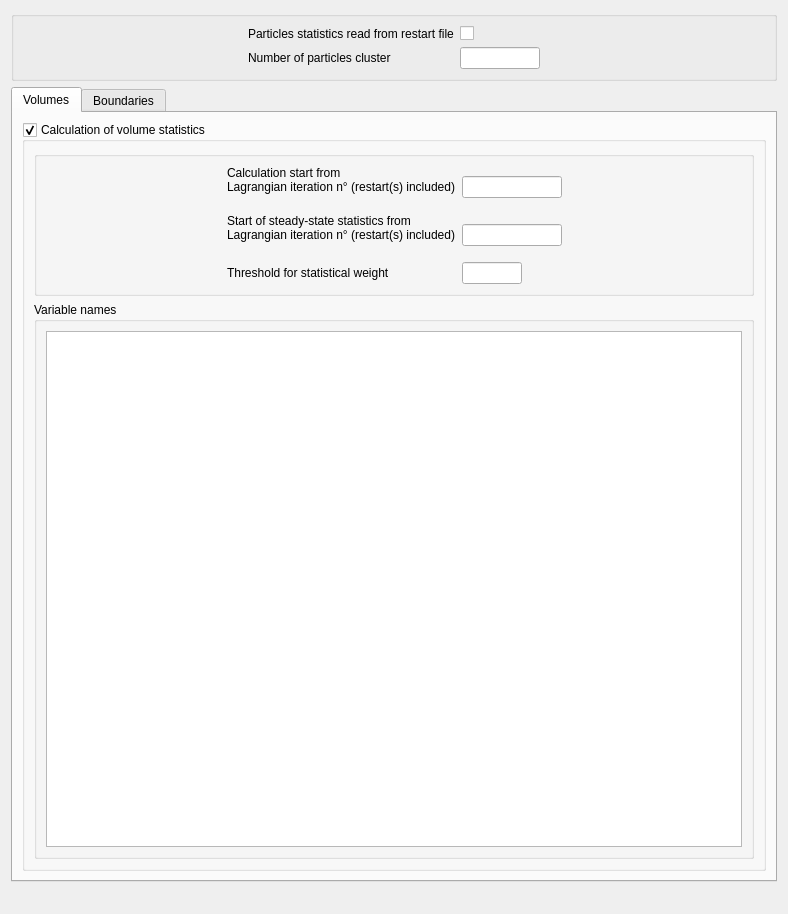
Above: gui/Pages/LagrangianStatisticsForm.ui from code-saturne/code_saturne before the change. Below: the same form after it.
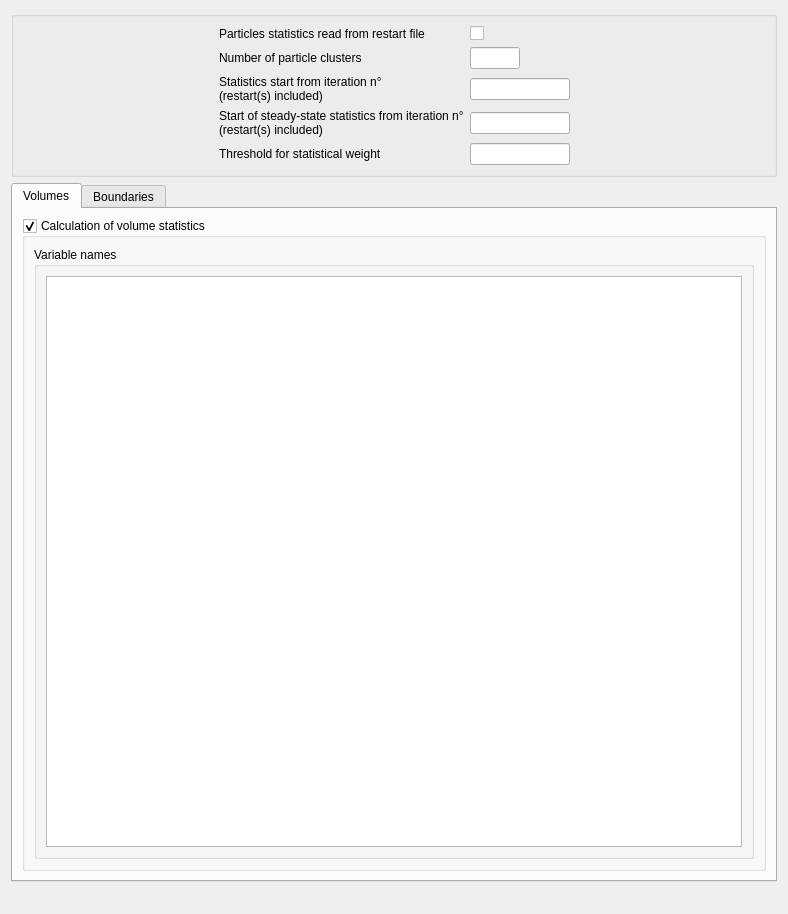
That is the form after the change.

Commit message: First stage of Lagrangian module conversion to C. Boundary  statistics and source terms need to be rewritten, and further cleanup is required, but the code is now at a stage where other work may be merged.

```diff
--- a/gui/Pages/LagrangianStatisticsForm.ui
+++ b/gui/Pages/LagrangianStatisticsForm.ui
@@ -61,7 +61,7 @@
            <string>Code_Saturne key word: NBCLST</string>
           </property>
           <property name="text">
-           <string>Number of particles cluster </string>
+           <string>Number of particle clusters </string>
           </property>
          </widget>
         </item>
@@ -69,7 +69,7 @@
          <widget class="QLineEdit" name="lineEditNBCLST">
           <property name="maximumSize">
            <size>
-            <width>80</width>
+            <width>50</width>
             <height>16777215</height>
            </size>
           </property>
@@ -78,6 +78,77 @@
           </property>
          </widget>
         </item>
+        <item row="2" column="0">
+         <widget class="QLabel" name="labelIDSTNT">
+          <property name="toolTip">
+           <string>Code_Saturne key word: IDSTNT</string>
+          </property>
+          <property name="text">
+           <string>Statistics start from iteration n°
+(restart(s) included)</string>
+          </property>
+         </widget>
+        </item>
+        <item row="2" column="1">
+         <widget class="QLineEdit" name="lineEditIDSTNT">
+          <property name="maximumSize">
+           <size>
+            <width>100</width>
+            <height>16777215</height>
+           </size>
+          </property>
+          <property name="toolTip">
+           <string>Code_Saturne key word: IDSTNT</string>
+          </property>
+         </widget>
+        </item>
+        <item row="3" column="0">
+         <widget class="QLabel" name="labelNSTIST">
+          <property name="toolTip">
+           <string>Code_Saturne key word: NSTIST</string>
+          </property>
+          <property name="text">
+           <string>Start of steady-state statistics from iteration n°
+(restart(s) included)</string>
+          </property>
+         </widget>
+        </item>
+        <item row="3" column="1">
+         <widget class="QLineEdit" name="lineEditNSTIST">
+          <property name="maximumSize">
+           <size>
+            <width>100</width>
+            <height>16777215</height>
+           </size>
+          </property>
+          <property name="toolTip">
+           <string>Code_Saturne key word: NSTIST</string>
+          </property>
+         </widget>
+        </item>
+        <item row="4" column="0">
+         <widget class="QLabel" name="labelSEUIL">
+          <property name="toolTip">
+           <string>Code_Saturne key word: SEUIL</string>
+          </property>
+          <property name="text">
+           <string>Threshold for statistical weight</string>
+          </property>
+         </widget>
+        </item>
+        <item row="4" column="1">
+         <widget class="QLineEdit" name="lineEditSEUIL">
+          <property name="maximumSize">
+           <size>
+            <width>100</width>
+            <height>16777215</height>
+           </size>
+          </property>
+          <property name="toolTip">
+           <string>Code_Saturne key word: THRESHOLD</string>
+          </property>
+         </widget>
+        </item>
        </layout>
       </item>
       <item>
@@ -133,7 +204,7 @@
           <bool>true</bool>
          </property>
          <layout class="QGridLayout" name="gridLayout_5">
-          <item row="1" column="0">
+          <item row="0" column="0">
            <widget class="QGroupBox" name="groupBoxVolumeNames">
             <property name="title">
              <string>Variable names</string>
@@ -145,118 +216,6 @@
             </layout>
            </widget>
           </item>
-          <item row="0" column="0">
-           <widget class="QGroupBox" name="groupBoxMainVolume">
-            <property name="title">
-             <string/>
-            </property>
-            <layout class="QHBoxLayout" name="horizontalLayout_3">
-             <item>
-              <spacer>
-               <property name="orientation">
-                <enum>Qt::Horizontal</enum>
-               </property>
-               <property name="sizeHint" stdset="0">
-                <size>
-                 <width>40</width>
-                 <height>20</height>
-                </size>
-               </property>
-              </spacer>
-             </item>
-             <item>
-              <layout class="QGridLayout" name="gridLayout_4">
-               <item row="0" column="0">
-                <widget class="QLabel" name="labelIDSTNT">
-                 <property name="toolTip">
-                  <string>Code_Saturne key word: IDSTNT</string>
-                 </property>
-                 <property name="text">
-                  <string>Calculation start from 
-Lagrangian iteration n° (restart(s) included)
-</string>
-                 </property>
-                </widget>
-               </item>
-               <item row="0" column="1">
-                <widget class="QLineEdit" name="lineEditIDSTNT">
-                 <property name="maximumSize">
-                  <size>
-                   <width>100</width>
-                   <height>16777215</height>
-                  </size>
-                 </property>
-                 <property name="toolTip">
-                  <string>Code_Saturne key word: IDSTNT</string>
-                 </property>
-                </widget>
-               </item>
-               <item row="1" column="0">
-                <widget class="QLabel" name="labelNSTIST">
-                 <property name="toolTip">
-                  <string>Code_Saturne key word: NSTIST</string>
-                 </property>
-                 <property name="text">
-                  <string>Start of steady-state statistics from 
-Lagrangian iteration n° (restart(s) included)
-</string>
-                 </property>
-                </widget>
-               </item>
-               <item row="1" column="1">
-                <widget class="QLineEdit" name="lineEditNSTIST">
-                 <property name="maximumSize">
-                  <size>
-                   <width>100</width>
-                   <height>16777215</height>
-                  </size>
-                 </property>
-                 <property name="toolTip">
-                  <string>Code_Saturne key word: NSTIST</string>
-                 </property>
-                </widget>
-               </item>
-               <item row="2" column="0">
-                <widget class="QLabel" name="labelSEUIL">
-                 <property name="toolTip">
-                  <string>Code_Saturne key word: SEUIL</string>
-                 </property>
-                 <property name="text">
-                  <string>Threshold for statistical weight</string>
-                 </property>
-                </widget>
-               </item>
-               <item row="2" column="1">
-                <widget class="QLineEdit" name="lineEditSEUIL">
-                 <property name="maximumSize">
-                  <size>
-                   <width>60</width>
-                   <height>16777215</height>
-                  </size>
-                 </property>
-                 <property name="toolTip">
-                  <string>Code_Saturne key word: SEUIL</string>
-                 </property>
-                </widget>
-               </item>
-              </layout>
-             </item>
-             <item>
-              <spacer>
-               <property name="orientation">
-                <enum>Qt::Horizontal</enum>
-               </property>
-               <property name="sizeHint" stdset="0">
-                <size>
-                 <width>40</width>
-                 <height>20</height>
-                </size>
-               </property>
-              </spacer>
-             </item>
-            </layout>
-           </widget>
-          </item>
          </layout>
         </widget>
        </item>
```
Left out of the diff: 87 changed lines with no effect on the pictures. The commit also changes 197 other files.
